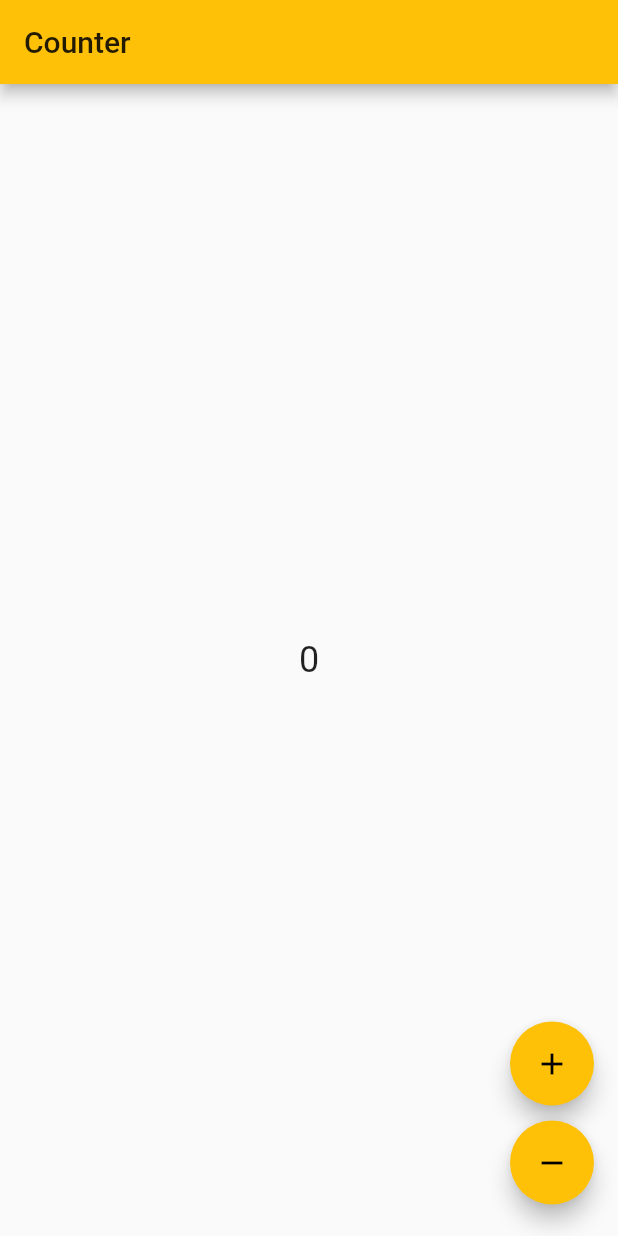
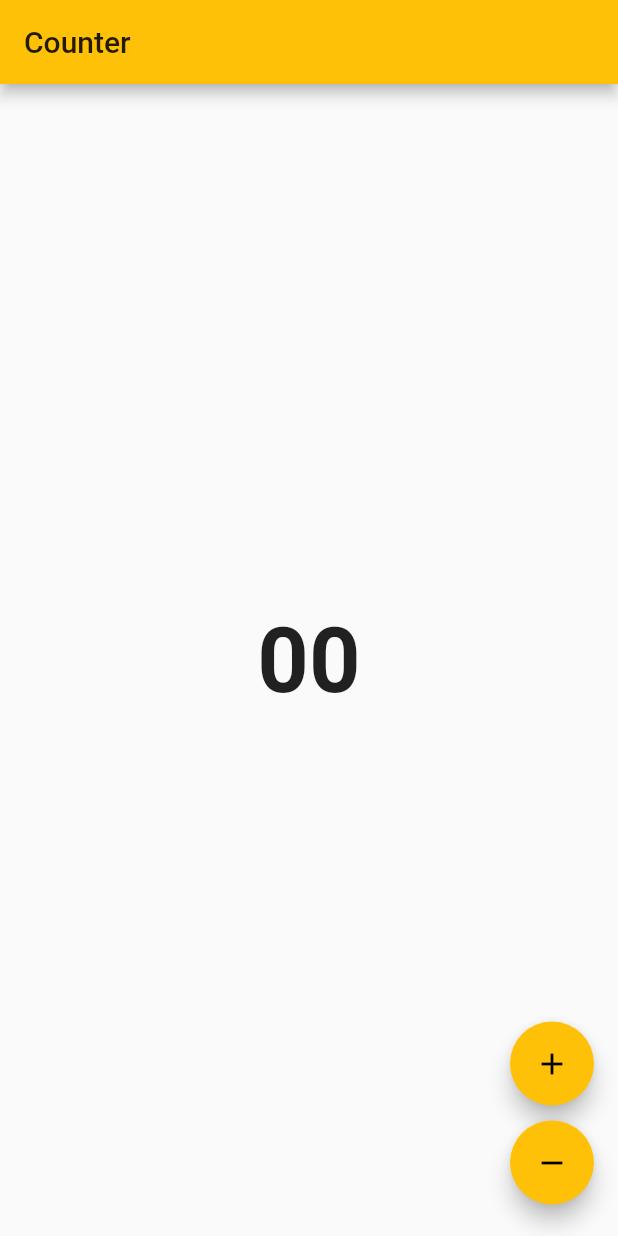
Before and after one commit to aissat/Flutter-BloC-tuto, a Flutter app: the screen it shows after launch, on a phone screen of 412 x 824 dp. Run offline on Flutter 3.47's test engine with Material 2 defaults, Android fonts, the phone set to English and light mode, and no system bars; our stand-ins replace bloc, equatable, flutter_bloc, wave.

Commit message:
added counter text style

```diff
--- a/lib/counter/counter_view.dart
+++ b/lib/counter/counter_view.dart
@@ -3,7 +3,8 @@ import 'package:flutter/material.dart';
 import 'package:flutter_bloc/flutter_bloc.dart';
 
 class CounterView extends StatelessWidget {
-  // CounterView({Key key}) : super(key: key);
+  static const TextStyle counterTextStyle =
+      TextStyle(fontSize: 60, fontWeight: FontWeight.bold);
 
   @override
   Widget build(BuildContext context) {
@@ -14,7 +15,7 @@ class CounterView extends StatelessWidget {
         ),
         body: BlocBuilder<CounterBloc, int>(builder: (context, count) {
           return Center(
-            child: Text("$count", style: TextStyle(fontSize: 24.0)),
+            child: Text("$count".padLeft(2,'0'), style: counterTextStyle),
           );
         }),
         floatingActionButton: Column(
@@ -24,6 +25,7 @@ class CounterView extends StatelessWidget {
               Padding(
                 padding: EdgeInsets.symmetric(vertical: 5.0),
                 child: FloatingActionButton(
+                  heroTag: "btn1",
                   child: Icon(Icons.add),
                   onPressed: () => counterBloc.add(CounterEvent.increment),
                 ),
@@ -31,6 +33,7 @@ class CounterView extends StatelessWidget {
               Padding(
                 padding: EdgeInsets.symmetric(vertical: 5.0),
                 child: FloatingActionButton(
+                  heroTag: "btn2",
                   child: Icon(Icons.remove),
                   onPressed: () => counterBloc.add(CounterEvent.decrement),
                 ),
```
